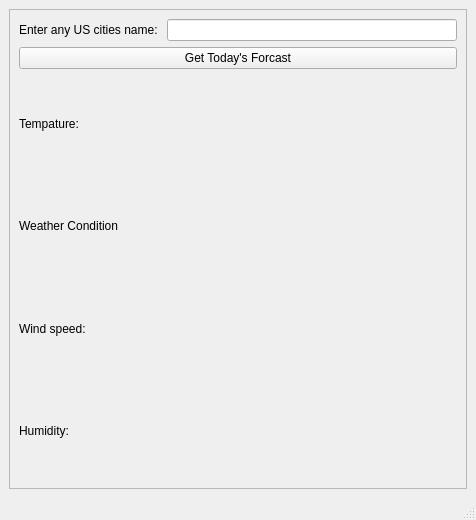
Old version of the form p03.ui in the repository HSU-S21-CS232/p03-mp390.
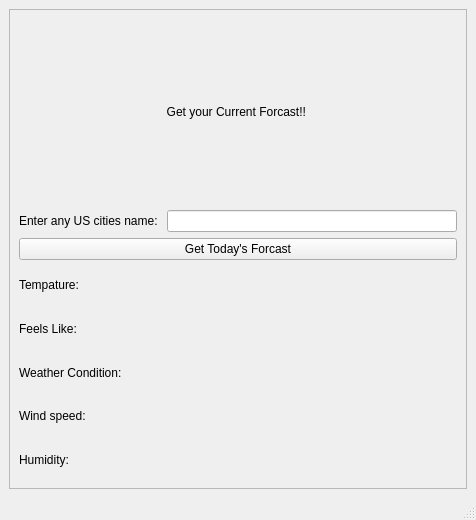
New version of the form.

Commit message: got my ui finished

The edit to the form file:
```diff
--- a/p03.ui
+++ b/p03.ui
@@ -26,6 +26,16 @@
       <layout class="QVBoxLayout" name="verticalLayout_4">
        <item>
         <layout class="QVBoxLayout" name="verticalLayout">
+         <item>
+          <widget class="QLabel" name="headerTextEdit">
+           <property name="text">
+            <string>Get your Current Forcast!! </string>
+           </property>
+           <property name="alignment">
+            <set>Qt::AlignCenter</set>
+           </property>
+          </widget>
+         </item>
          <item>
           <layout class="QHBoxLayout" name="horizontalLayout_2">
            <item>
@@ -58,27 +68,75 @@
            </property>
           </widget>
          </item>
-         <item row="1" column="0">
-          <widget class="QLabel" name="conditionsLabel">
-           <property name="text">
-            <string>Weather Condition</string>
-           </property>
-          </widget>
-         </item>
-         <item row="3" column="0">
+         <item row="4" column="0">
           <widget class="QLabel" name="humidityLabel">
            <property name="text">
             <string>Humidity:</string>
            </property>
           </widget>
          </item>
-         <item row="2" column="0">
+         <item row="3" column="0">
           <widget class="QLabel" name="windLabel">
            <property name="text">
             <string>Wind speed: </string>
            </property>
           </widget>
          </item>
+         <item row="2" column="0">
+          <widget class="QLabel" name="conditionsLabel">
+           <property name="text">
+            <string>Weather Condition:</string>
+           </property>
+          </widget>
+         </item>
+         <item row="3" column="1">
+          <widget class="QLabel" name="windDisplayLabel">
+           <property name="text">
+            <string/>
+           </property>
+          </widget>
+         </item>
+         <item row="4" column="1">
+          <widget class="QLabel" name="humidityDisplayLabel">
+           <property name="text">
+            <string/>
+           </property>
+          </widget>
+         </item>
+         <item row="0" column="2">
+          <spacer name="horizontalSpacer">
+           <property name="orientation">
+            <enum>Qt::Horizontal</enum>
+           </property>
+           <property name="sizeHint" stdset="0">
+            <size>
+             <width>40</width>
+             <height>20</height>
+            </size>
+           </property>
+          </spacer>
+         </item>
+         <item row="2" column="1">
+          <widget class="QLabel" name="condDisplayLabel">
+           <property name="text">
+            <string/>
+           </property>
+          </widget>
+         </item>
+         <item row="1" column="0">
+          <widget class="QLabel" name="feelslikeLabel">
+           <property name="text">
+            <string>Feels Like:</string>
+           </property>
+          </widget>
+         </item>
+         <item row="1" column="1">
+          <widget class="QLabel" name="feelslikeDisplayLabel">
+           <property name="text">
+            <string/>
+           </property>
+          </widget>
+         </item>
         </layout>
        </item>
       </layout>
```
Left out of the diff: 7 changed lines with no effect on the pictures.
